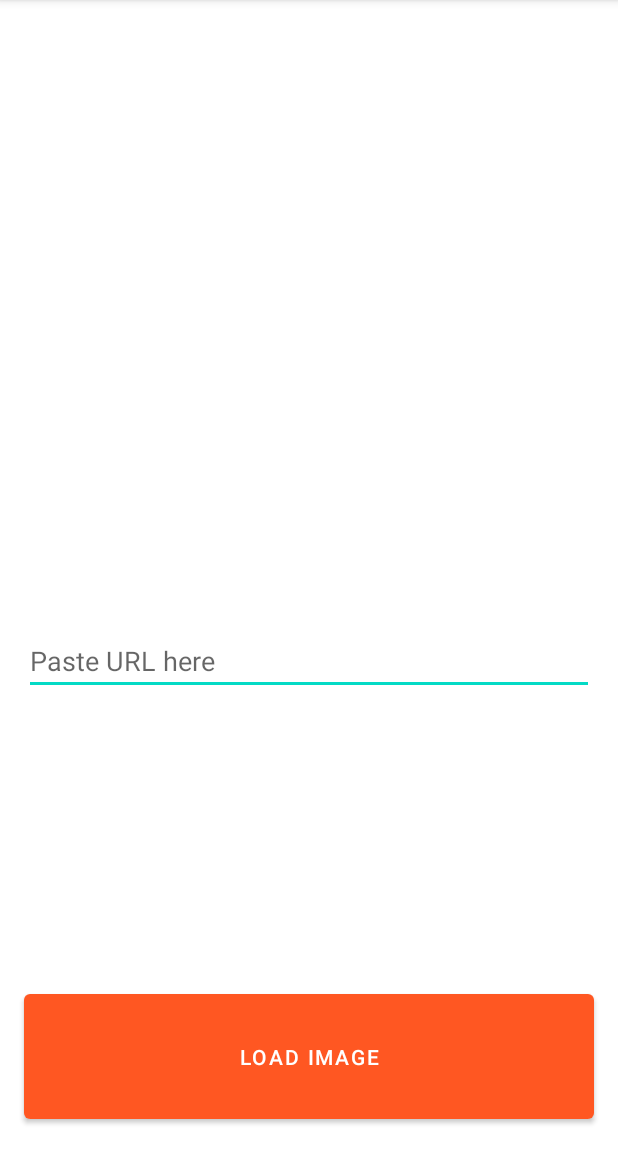
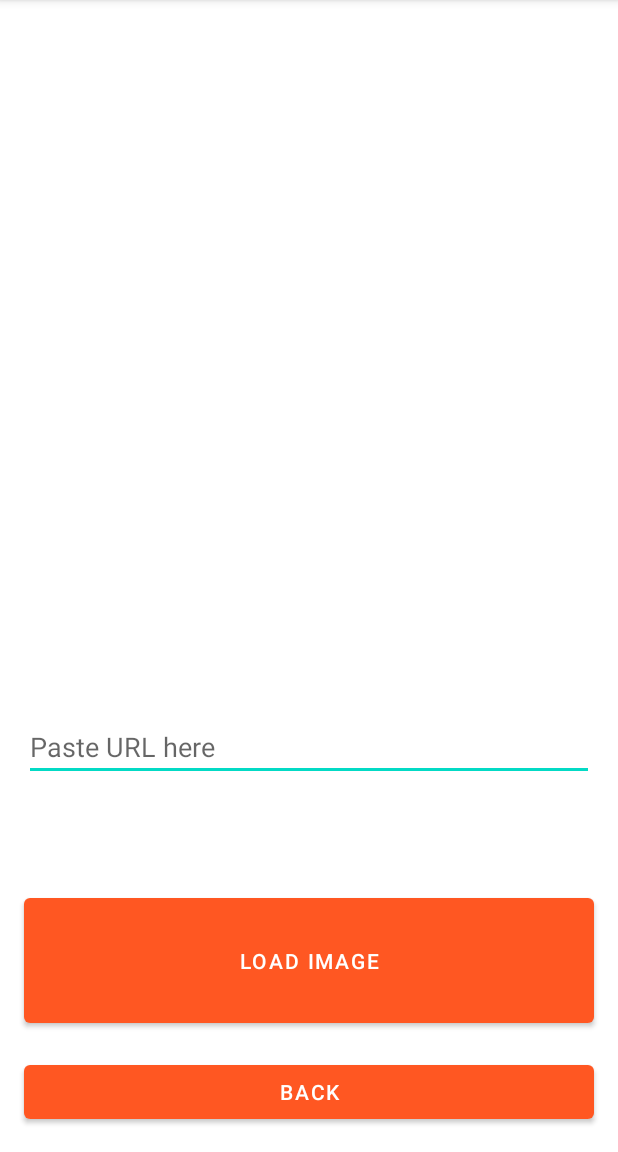
Before and after one commit to baranovdev/homeworkTMS, an Android app: the ImageLoaderActivity screen opened directly, with no data from a screen before it, on a phone screen of 412 x 824 dp, the part 84-1236 px from its top. Run offline under Robolectric (Android 15) with nearby library versions, the phone set to English and light mode, and no system bars; our stand-ins replace Picasso.

Commit message:
Add Picasso lib Add the ability to load an image

```diff
--- a/app/build.gradle
+++ b/app/build.gradle
@@ -39,7 +39,9 @@ dependencies {
     implementation 'androidx.appcompat:appcompat:1.2.0'
     implementation 'com.google.android.material:material:1.3.0'
     implementation 'androidx.constraintlayout:constraintlayout:2.0.4'
-    testImplementation 'junit:junit:4.+'
+    testImplementation 'junit:junit:4.13.2'
     androidTestImplementation 'androidx.test.ext:junit:1.1.2'
     androidTestImplementation 'androidx.test.espresso:espresso-core:3.3.0'
+    implementation 'com.squareup.picasso:picasso:2.71828'
+
 }
--- a/app/src/main/AndroidManifest.xml
+++ b/app/src/main/AndroidManifest.xml
@@ -1,6 +1,7 @@
 <?xml version="1.0" encoding="utf-8"?>
 <manifest xmlns:android="http://schemas.android.com/apk/res/android"
     package="by.baranovdev.homework">
+    <uses-permission android:name="android.permission.INTERNET" />
 
     <application
         android:allowBackup="true"
--- a/app/src/main/java/by/baranovdev/homework/ImageLoaderActivity.kt
+++ b/app/src/main/java/by/baranovdev/homework/ImageLoaderActivity.kt
@@ -1,10 +1,12 @@
 package by.baranovdev.homework
 
+import android.content.Intent
 import androidx.appcompat.app.AppCompatActivity
 import android.os.Bundle
 import android.widget.Button
 import android.widget.EditText
 import android.widget.ImageView
+import com.squareup.picasso.Picasso
 
 class ImageLoaderActivity : AppCompatActivity() {
     override fun onCreate(savedInstanceState: Bundle?) {
@@ -13,8 +15,18 @@ class ImageLoaderActivity : AppCompatActivity() {
 
         val textEditor = findViewById<EditText>(R.id.url_editor)
         val loadButton = findViewById<Button>(R.id.button_load_image)
+        val backButton = findViewById<Button>(R.id.back_button)
         val image = findViewById<ImageView>(R.id.image_homework_1)
 
+        val intent = Intent(this, MainActivity::class.java)
+
+        loadButton.setOnClickListener {
+            val pic = Picasso.get().load(textEditor.text.toString()).into(image)
+        }
+
+        backButton.setOnClickListener {
+            startActivity(intent)
+        }
 
 
     }
--- a/app/src/main/res/layout/activity_homework_1.xml
+++ b/app/src/main/res/layout/activity_homework_1.xml
@@ -8,12 +8,11 @@
     <ImageView
         android:id="@+id/image_homework_1"
         android:layout_width="match_parent"
-        android:layout_height="wrap_content"
+        android:layout_height="300dp"
         android:layout_margin="16sp"
         app:layout_constraintBottom_toTopOf="@+id/url_editor"
         app:layout_constraintTop_toTopOf="parent"
-        android:contentDescription="@string/the_image_will_be_here"
-        tools:layout_editor_absoluteX="16dp" />
+        android:contentDescription="@string/the_image_will_be_here"/>
 
     <EditText
         android:id="@+id/url_editor"
@@ -22,17 +21,26 @@
         android:layout_marginHorizontal="@dimen/double_margin"
         app:layout_constraintBottom_toTopOf="@+id/button_load_image"
         app:layout_constraintTop_toBottomOf="@+id/image_homework_1"
-        android:hint="Paste URL here"
-        tools:layout_editor_absoluteX="16dp" />
+        android:hint="@string/paste_url_here"
+        tools:layout_editor_absoluteX="16dp"
+        />
+
+    <Button
+        android:id="@+id/back_button"
+        android:layout_width="match_parent"
+        android:layout_height="wrap_content"
+        android:text="@string/back"
+        android:layout_margin="@dimen/double_margin"
+        app:layout_constraintBottom_toBottomOf="parent" />
 
     <Button
         android:id="@+id/button_load_image"
         android:layout_width="match_parent"
         android:layout_height="wrap_content"
         android:layout_margin="@dimen/double_margin"
+        android:padding="32dp"
         android:text="@string/load_image"
-        android:padding="32dp"
-        app:layout_constraintBottom_toBottomOf="parent" />
+        app:layout_constraintBottom_toTopOf="@+id/back_button" />
 
 
 
--- a/app/src/main/res/values/strings.xml
+++ b/app/src/main/res/values/strings.xml
@@ -6,4 +6,6 @@
     <string name="the_image_will_be_here">The image will be here</string>
     <string name="write_your_url_here">Write your URL here</string>
     <string name="load_image">Load image</string>
+    <string name="back">Back</string>
+    <string name="paste_url_here">Paste URL here</string>
 </resources>
```
